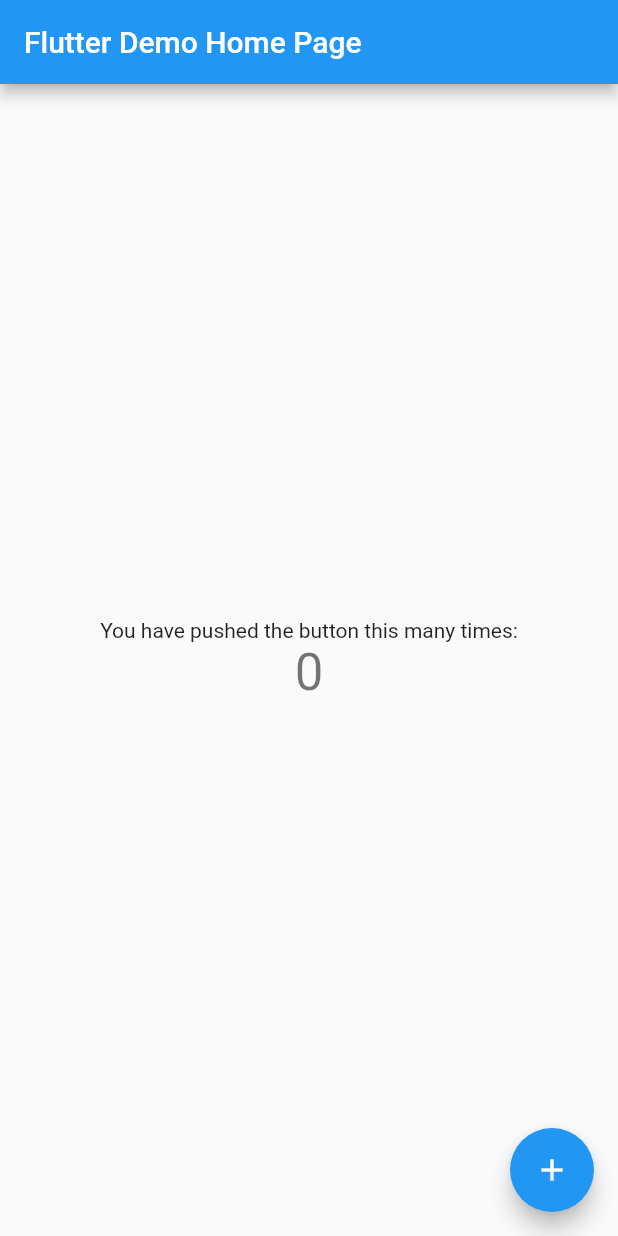
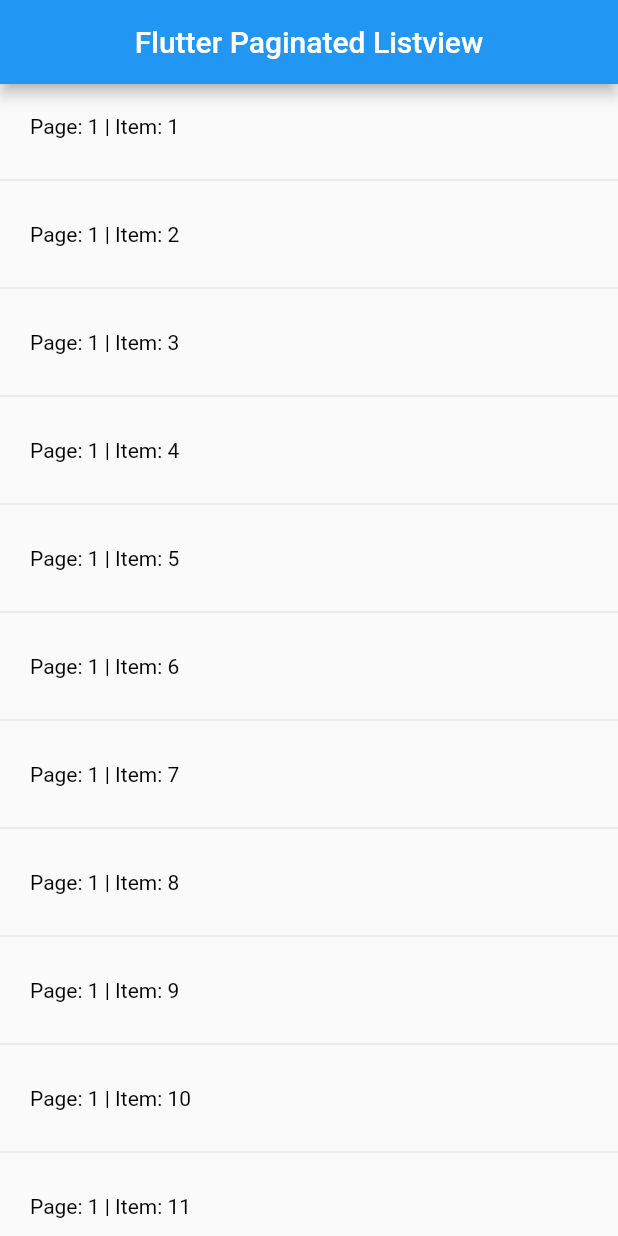
Before and after one commit to atleugim/flutter-paginated_listview, a Flutter app: the screen it shows after launch, on a phone screen of 412 x 824 dp. Run offline on Flutter 3.47's test engine with Material 2 defaults, Android fonts, the phone set to English and light mode, and no system bars.

Commit message:
added example

```diff
--- a/example/lib/main.dart
+++ b/example/lib/main.dart
@@ -1,3 +1,5 @@
+import 'package:example/widgets/loading_overlay.dart';
+import 'package:example/widgets/paginated_example.dart';
 import 'package:flutter/material.dart';
 
 void main() {
@@ -11,105 +13,13 @@ class MyApp extends StatelessWidget {
   @override
   Widget build(BuildContext context) {
     return MaterialApp(
-      title: 'Flutter Demo',
+      title: 'Flutter Paginated Listview',
       theme: ThemeData(
-        // This is the theme of your application.
-        //
-        // Try running your application with "flutter run". You'll see the
-        // application has a blue toolbar. Then, without quitting the app, try
-        // changing the primarySwatch below to Colors.green and then invoke
-        // "hot reload" (press "r" in the console where you ran "flutter run",
-        // or simply save your changes to "hot reload" in a Flutter IDE).
-        // Notice that the counter didn't reset back to zero; the application
-        // is not restarted.
         primarySwatch: Colors.blue,
       ),
-      home: const MyHomePage(title: 'Flutter Demo Home Page'),
+      home: const LoadingOverlay(
+        child: PaginatedExample(),
+      ),
     );
   }
 }
-
-class MyHomePage extends StatefulWidget {
-  const MyHomePage({Key? key, required this.title}) : super(key: key);
-
-  // This widget is the home page of your application. It is stateful, meaning
-  // that it has a State object (defined below) that contains fields that affect
-  // how it looks.
-
-  // This class is the configuration for the state. It holds the values (in this
-  // case the title) provided by the parent (in this case the App widget) and
-  // used by the build method of the State. Fields in a Widget subclass are
-  // always marked "final".
-
-  final String title;
-
-  @override
-  State<MyHomePage> createState() => _MyHomePageState();
-}
-
-class _MyHomePageState extends State<MyHomePage> {
-  int _counter = 0;
-
-  void _incrementCounter() {
-    setState(() {
-      // This call to setState tells the Flutter framework that something has
-      // changed in this State, which causes it to rerun the build method below
-      // so that the display can reflect the updated values. If we changed
-      // _counter without calling setState(), then the build method would not be
-      // called again, and so nothing would appear to happen.
-      _counter++;
-    });
-  }
-
-  @override
-  Widget build(BuildContext context) {
-    // This method is rerun every time setState is called, for instance as done
-    // by the _incrementCounter method above.
-    //
-    // The Flutter framework has been optimized to make rerunning build methods
-    // fast, so that you can just rebuild anything that needs updating rather
-    // than having to individually change instances of widgets.
-    return Scaffold(
-      appBar: AppBar(
-        // Here we take the value from the MyHomePage object that was created by
-        // the App.build method, and use it to set our appbar title.
-        title: Text(widget.title),
-      ),
-      body: Center(
-        // Center is a layout widget. It takes a single child and positions it
-        // in the middle of the parent.
-        child: Column(
-          // Column is also a layout widget. It takes a list of children and
-          // arranges them vertically. By default, it sizes itself to fit its
-          // children horizontally, and tries to be as tall as its parent.
-          //
-          // Invoke "debug painting" (press "p" in the console, choose the
-          // "Toggle Debug Paint" action from the Flutter Inspector in Android
-          // Studio, or the "Toggle Debug Paint" command in Visual Studio Code)
-          // to see the wireframe for each widget.
-          //
-          // Column has various properties to control how it sizes itself and
-          // how it positions its children. Here we use mainAxisAlignment to
-          // center the children vertically; the main axis here is the vertical
-          // axis because Columns are vertical (the cross axis would be
-          // horizontal).
-          mainAxisAlignment: MainAxisAlignment.center,
-          children: <Widget>[
-            const Text(
-              'You have pushed the button this many times:',
-            ),
-            Text(
-              '$_counter',
-              style: Theme.of(context).textTheme.headline4,
-            ),
-          ],
-        ),
-      ),
-      floatingActionButton: FloatingActionButton(
-        onPressed: _incrementCounter,
-        tooltip: 'Increment',
-        child: const Icon(Icons.add),
-      ), // This trailing comma makes auto-formatting nicer for build methods.
-    );
-  }
-}
--- /dev/null
+++ b/example/lib/widgets/example_item.dart
@@ -0,0 +1,22 @@
+import 'package:flutter/material.dart';
+
+class ExampleItem extends StatelessWidget {
+  const ExampleItem({Key? key, required this.message}) : super(key: key);
+
+  final String message;
+
+  @override
+  Widget build(BuildContext context) {
+    return Padding(
+      padding: const EdgeInsets.all(20.0),
+      child: Text(
+        message,
+        style: const TextStyle(
+          color: Colors.black,
+          fontSize: 14.0,
+          fontWeight: FontWeight.w400,
+        ),
+      ),
+    );
+  }
+}
--- /dev/null
+++ b/example/lib/widgets/loading_overlay.dart
@@ -0,0 +1,47 @@
+import 'package:flutter/material.dart';
+
+class LoadingOverlay extends StatefulWidget {
+  const LoadingOverlay({Key? key, required this.child}) : super(key: key);
+  final Widget child;
+
+  static LoadingOverlayState of(BuildContext context) {
+    return context.findAncestorStateOfType<LoadingOverlayState>()!;
+  }
+
+  @override
+  State<LoadingOverlay> createState() => LoadingOverlayState();
+}
+
+class LoadingOverlayState extends State<LoadingOverlay> {
+  bool _show = false;
+
+  void show() {
+    setState(() {
+      _show = true;
+    });
+  }
+
+  void hide() {
+    setState(() {
+      _show = false;
+    });
+  }
+
+  @override
+  Widget build(BuildContext context) {
+    return Stack(
+      children: [
+        widget.child,
+        if (_show)
+          const Opacity(
+            opacity: 0.8,
+            child: ModalBarrier(dismissible: false, color: Colors.black),
+          ),
+        if (_show)
+          const Center(
+            child: CircularProgressIndicator(),
+          ),
+      ],
+    );
+  }
+}
--- /dev/null
+++ b/example/lib/widgets/paginated_example.dart
@@ -0,0 +1,39 @@
+import 'package:example/widgets/example_item.dart';
+import 'package:example/widgets/loading_overlay.dart';
+import 'package:flutter/material.dart';
+import 'package:paginated_listview/paginated_listview.dart';
+
+class PaginatedExample extends StatelessWidget {
+  const PaginatedExample({Key? key}) : super(key: key);
+
+  List<String> _generateList(int page, {int length = 10}) {
+    if (page > 5) {
+      return [];
+    }
+
+    return List.generate(length, (i) => 'Page: $page | Item: ${i + 1}');
+  }
+
+  Future<List<String>> _onFetch(int p) async {
+    await Future.delayed(const Duration(seconds: 2));
+    return _generateList(p);
+  }
+
+  @override
+  Widget build(BuildContext context) {
+    return Scaffold(
+      appBar: AppBar(
+        title: const Text('Flutter Paginated Listview'),
+        centerTitle: true,
+      ),
+      body: PaginatedListView<String>(
+        onFetch: (page) async => _onFetch(page),
+        initialData: _generateList(1, length: 30),
+        itemBuilder: (m) => ExampleItem(message: m),
+        separator: const Divider(),
+        onLoadStart: () => LoadingOverlay.of(context).show(),
+        onLoadEnd: () => LoadingOverlay.of(context).hide(),
+      ),
+    );
+  }
+}
--- a/lib/paginated_listview.dart
+++ b/lib/paginated_listview.dart
@@ -4,29 +4,47 @@ import 'package:flutter/material.dart';
 
 export 'paginated_listview.dart';
 
-class InfiniteListView<T> extends StatefulWidget {
-  const InfiniteListView({
+class PaginatedListView<T> extends StatefulWidget {
+  /// Creates a paginated listview builder with handling of all items
+  /// and when no more items on response
+  /// [T] defines the type of data of the list
+  const PaginatedListView({
     super.key,
     required this.onFetch,
     required this.itemBuilder,
+    this.onLoadStart,
+    this.onLoadEnd,
     this.initialData = const [],
     this.shrinkWrap = true,
     this.separator,
     this.padding,
+    this.physics,
   });
 
+  /// Run the request with the current page as a parameter
   final Future<List<T>> Function(int) onFetch;
+
+  /// The [Widget] to be built in the list view
   final Function(T) itemBuilder;
+
+  /// Initial [List] of data to be shown
   final List<T> initialData;
+
+  /// Initial [List] of data to be shown
   final bool shrinkWrap;
+
+  /// The [Widget] to be built as separator
   final Widget? separator;
+  final void Function()? onLoadStart;
+  final void Function()? onLoadEnd;
   final EdgeInsetsGeometry? padding;
+  final ScrollPhysics? physics;
 
   @override
-  State<InfiniteListView<T>> createState() => _InfiniteListViewState<T>();
+  State<PaginatedListView<T>> createState() => _PaginatedListViewState<T>();
 }
 
-class _InfiniteListViewState<T> extends State<InfiniteListView<T>> {
+class _PaginatedListViewState<T> extends State<PaginatedListView<T>> {
   final _scrollController = ScrollController();
 
   int _page = 1;
@@ -42,7 +60,9 @@ class _InfiniteListViewState<T> extends State<InfiniteListView<T>> {
 
   void _onFetch() async {
     if (!_noMore) {
+      widget.onLoadStart?.call();
       final newItems = await widget.onFetch(_page + 1);
+      widget.onLoadEnd?.call();
       setState(() {
         _noMore = newItems.isEmpty;
         _page++;
@@ -66,13 +86,12 @@ class _InfiniteListViewState<T> extends State<InfiniteListView<T>> {
 
   @override
   Widget build(BuildContext context) {
-    return Builder(
-      builder: (context) {
     return ListView.separated(
       controller: _scrollController,
       itemCount: items.length,
       shrinkWrap: true,
       padding: widget.padding,
+      physics: widget.physics,
       itemBuilder: (context, index) {
         final item = items[index];
         return widget.itemBuilder.call(item);
@@ -81,7 +100,5 @@ class _InfiniteListViewState<T> extends State<InfiniteListView<T>> {
         return widget.separator ?? const SizedBox.shrink();
       },
     );
-      },
-    );
   }
 }
```
Lines whose indentation alone changed are shown as unchanged.
